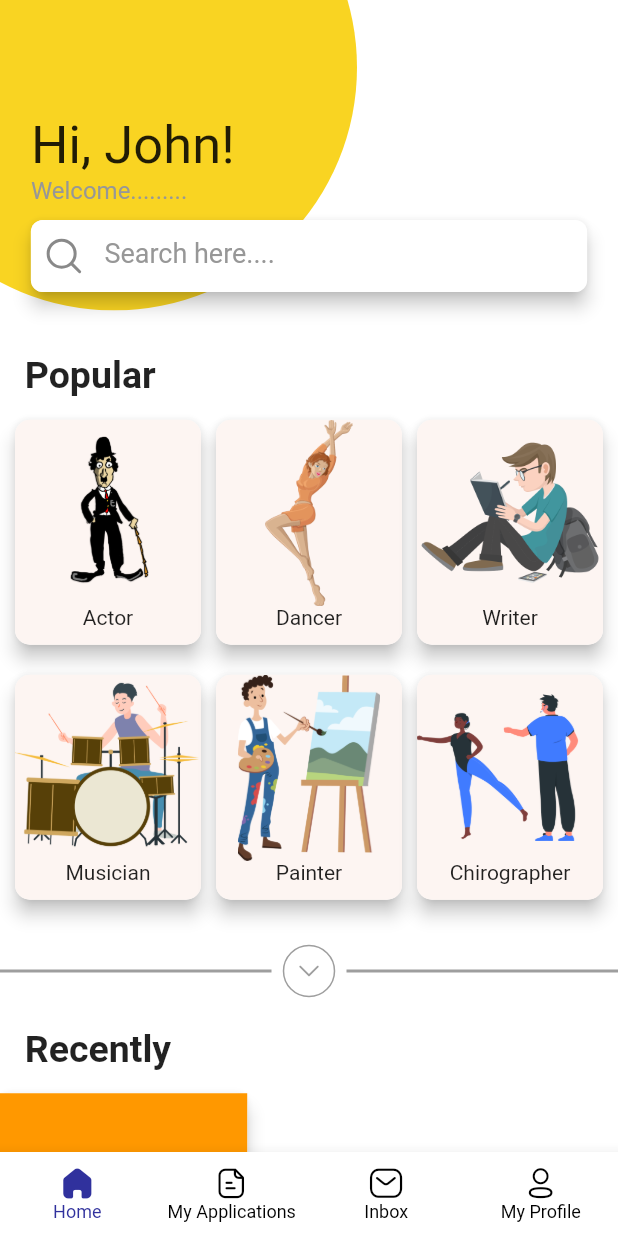
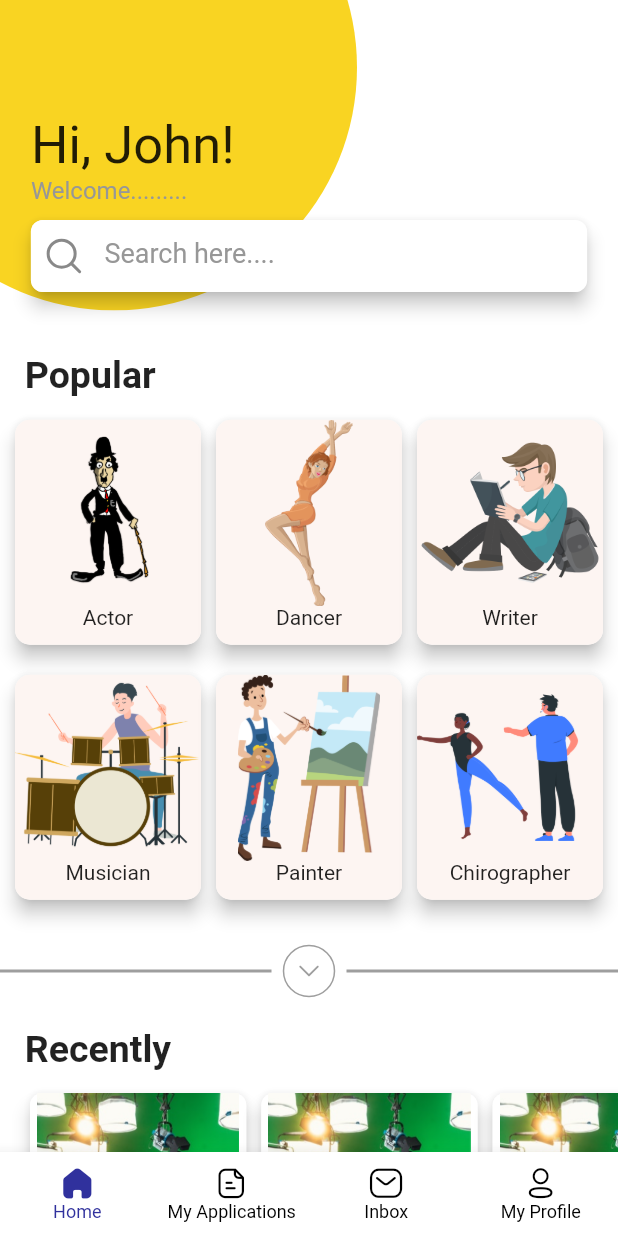
Before and after one commit to ajayphogat/Audition-App_Flutter, a Flutter app: the screen it shows after launch, on a phone screen of 412 x 824 dp. Run offline on Flutter 3.47's test engine with Material 2 defaults, Android fonts, the phone set to English and light mode, and no system bars; our stand-ins replace flutter_svg.

Commit message:
working on Recently part of Home Page

```diff
--- a/lib/bottomNavigation/homePage.dart
+++ b/lib/bottomNavigation/homePage.dart
@@ -182,13 +182,53 @@ class _HomePageState extends State<HomePage> {
                 ),
               ),
             ),
-            const SizedBox(height: 15),
+            const SizedBox(height: 5),
             SizedBox(
-              height: screenHeight * 0.30,
+              height: screenHeight * 0.285,
               child: ListView(
+                padding: const EdgeInsets.only(
+                    left: 20, right: 20, top: 10, bottom: 10),
+                physics: const BouncingScrollPhysics(),
                 scrollDirection: Axis.horizontal,
                 children: [
-                  Material(
+                  textContainer(
+                      screenWidth,
+                      screenHeight,
+                      "Ac rhoncus, sit aenean",
+                      "Rutrum ut vulputate nulla",
+                      "Actor"),
+                  Padding(
+                    padding: const EdgeInsets.only(left: 10),
+                    child: textContainer(
+                        screenWidth,
+                        screenHeight,
+                        "Ac rhoncus, sit aenean",
+                        "Rutrum ut vulputate nulla",
+                        "Actor"),
+                  ),
+                  Padding(
+                    padding: const EdgeInsets.only(left: 10),
+                    child: textContainer(
+                        screenWidth,
+                        screenHeight,
+                        "Ac rhoncus, sit aenean",
+                        "Rutrum ut vulputate nulla",
+                        "Actor"),
+                  ),
+                ],
+              ),
+            ),
+            const SizedBox(height: 20),
+            const Text("Hello"),
+          ],
+        ),
+      ),
+    );
+  }
+
+  Material textContainer(double screenWidth, double screenHeight, String s1,
+      String s2, String s3) {
+    return Material(
       elevation: 5,
       borderRadius: BorderRadius.circular(8),
       child: Container(
@@ -200,40 +240,44 @@ class _HomePageState extends State<HomePage> {
           crossAxisAlignment: CrossAxisAlignment.start,
           children: [
             Container(
-                            width: screenWidth * 0.40,
-                            height: screenHeight * 0.23,
-                            color: Colors.orange,
+              width: screenWidth * 0.35,
+              height: screenHeight * 0.18,
+              decoration: const BoxDecoration(
+                borderRadius: BorderRadius.only(
+                    topLeft: Radius.circular(8), topRight: Radius.circular(8)),
               ),
+              child: Image.asset("asset/images/uiImages/green_work.png"),
+            ),
+            Container(
+              padding: const EdgeInsets.only(left: 5, right: 5),
+              child: Column(
+                crossAxisAlignment: CrossAxisAlignment.start,
+                children: [
                   const SizedBox(height: 5),
-                          const Text(
-                            "Ac rhoncus, sit aenean",
-                            style: TextStyle(
+                  Text(
+                    s1,
+                    style: const TextStyle(
                       fontWeight: FontWeight.bold,
+                      fontSize: 12,
                     ),
                   ),
                   const SizedBox(height: 2),
-                          const Text(
-                            "Rutrum ut vulputate nulla",
-                            style: TextStyle(
-                              fontSize: 12,
+                  Text(
+                    s2,
+                    style: const TextStyle(
+                      fontSize: 10,
                     ),
                   ),
                   const SizedBox(height: 5),
-                          const Text(
-                            "Actor",
-                            style: TextStyle(
-                              fontSize: 10,
+                  Text(
+                    s3,
+                    style: const TextStyle(
+                      fontSize: 9,
                     ),
                   ),
                 ],
               ),
             ),
-                  ),
-                ],
-              ),
-            ),
-            const SizedBox(height: 20),
-            const Text("Hello"),
           ],
         ),
       ),
--- a/pubspec.yaml
+++ b/pubspec.yaml
@@ -55,7 +55,9 @@ flutter:
   assets:
     - asset/images/illustration/
     - asset/images/categoryImages/
+    - asset/images/uiImages/
     - asset/icons/
+
   # An image asset can refer to one or more resolution-specific "variants", see
   # https://flutter.dev/assets-and-images/#resolution-aware
   # For details regarding adding assets from package dependencies, see
```
Also changed, not shown: asset/images/uiImages/black_band.png (added), asset/images/uiImages/black_dance.png (added), asset/images/uiImages/green_work.png (added). Lines whose indentation alone changed are shown as unchanged.
